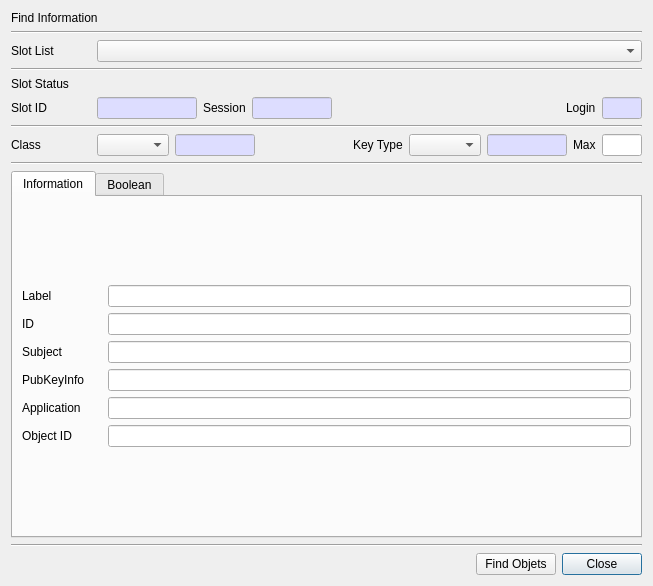
Before: the Qt Designer form CryptokiMan/find_object_dlg.ui in jykim74/CryptokiMan, drawn with Qt 5.
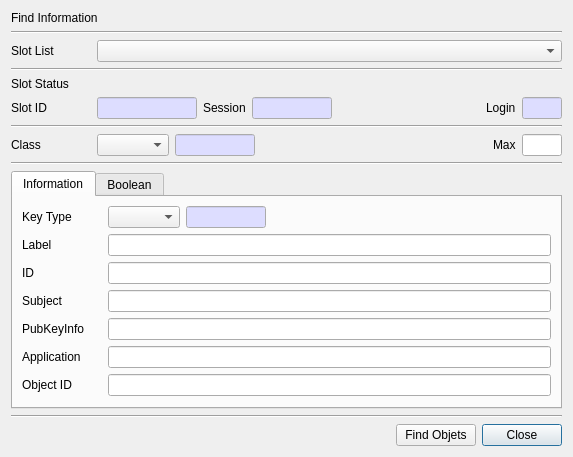
After: the same form once the commit is applied. The open tabs and pages were chosen to show the change.

Commit message: UI 개선

The edit to the form file:
```diff
--- a/CryptokiMan/find_object_dlg.ui
+++ b/CryptokiMan/find_object_dlg.ui
@@ -6,8 +6,8 @@
    <rect>
     <x>0</x>
     <y>0</y>
-    <width>653</width>
-    <height>586</height>
+    <width>557</width>
+    <height>457</height>
    </rect>
   </property>
   <property name="windowTitle">
@@ -291,13 +291,6 @@
        </property>
       </widget>
      </item>
-     <item row="0" column="4">
-      <widget class="QLabel" name="mKeyTypeLabel">
-       <property name="text">
-        <string>Key Type</string>
-       </property>
-      </widget>
-     </item>
      <item row="0" column="7">
       <widget class="QLabel" name="label_15">
        <property name="text">
@@ -350,55 +343,6 @@
        </property>
       </widget>
      </item>
-     <item row="0" column="5">
-      <widget class="QComboBox" name="mKeyTypeCombo"/>
-     </item>
-     <item row="0" column="6">
-      <widget class="QLineEdit" name="mKeyTypeText">
-       <property name="minimumSize">
-        <size>
-         <width>80</width>
-         <height>0</height>
-        </size>
-       </property>
-       <property name="maximumSize">
-        <size>
-         <width>80</width>
-         <height>16777215</height>
-        </size>
-       </property>
-       <property name="palette">
-        <palette>
-         <active>
-          <colorrole role="Base">
-           <brush brushstyle="SolidPattern">
-            <color alpha="255">
-             <red>221</red>
-             <green>221</green>
-             <blue>255</blue>
-            </color>
-           </brush>
-          </colorrole>
-         </active>
-         <inactive>
-          <colorrole role="Base">
-           <brush brushstyle="SolidPattern">
-            <color alpha="255">
-             <red>221</red>
-             <green>221</green>
-             <blue>255</blue>
-            </color>
-           </brush>
-          </colorrole>
-         </inactive>
-         <disabled/>
-        </palette>
-       </property>
-       <property name="readOnly">
-        <bool>true</bool>
-       </property>
-      </widget>
-     </item>
     </layout>
    </item>
    <item>
@@ -418,6 +362,85 @@
        <string>Information</string>
       </attribute>
       <layout class="QVBoxLayout" name="verticalLayout_2">
+       <item>
+        <layout class="QGridLayout" name="gridLayout_7">
+         <item row="0" column="2">
+          <widget class="QLineEdit" name="mKeyTypeText">
+           <property name="minimumSize">
+            <size>
+             <width>80</width>
+             <height>0</height>
+            </size>
+           </property>
+           <property name="maximumSize">
+            <size>
+             <width>80</width>
+             <height>16777215</height>
+            </size>
+           </property>
+           <property name="palette">
+            <palette>
+             <active>
+              <colorrole role="Base">
+               <brush brushstyle="SolidPattern">
+                <color alpha="255">
+                 <red>221</red>
+                 <green>221</green>
+                 <blue>255</blue>
+                </color>
+               </brush>
+              </colorrole>
+             </active>
+             <inactive>
+              <colorrole role="Base">
+               <brush brushstyle="SolidPattern">
+                <color alpha="255">
+                 <red>221</red>
+                 <green>221</green>
+                 <blue>255</blue>
+                </color>
+               </brush>
+              </colorrole>
+             </inactive>
+             <disabled/>
+            </palette>
+           </property>
+           <property name="readOnly">
+            <bool>true</bool>
+           </property>
+          </widget>
+         </item>
+         <item row="0" column="0">
+          <widget class="QLabel" name="mKeyTypeLabel">
+           <property name="minimumSize">
+            <size>
+             <width>80</width>
+             <height>0</height>
+            </size>
+           </property>
+           <property name="text">
+            <string>Key Type</string>
+           </property>
+          </widget>
+         </item>
+         <item row="0" column="1">
+          <widget class="QComboBox" name="mKeyTypeCombo"/>
+         </item>
+         <item row="0" column="3">
+          <spacer name="horizontalSpacer_4">
+           <property name="orientation">
+            <enum>Qt::Horizontal</enum>
+           </property>
+           <property name="sizeHint" stdset="0">
+            <size>
+             <width>40</width>
+             <height>20</height>
+            </size>
+           </property>
+          </spacer>
+         </item>
+        </layout>
+       </item>
        <item>
         <layout class="QGridLayout" name="gridLayout_5">
          <item row="2" column="0">
```
Left out of the diff: 4 changed lines with no effect on the pictures. The commit also changes 1 other file.
